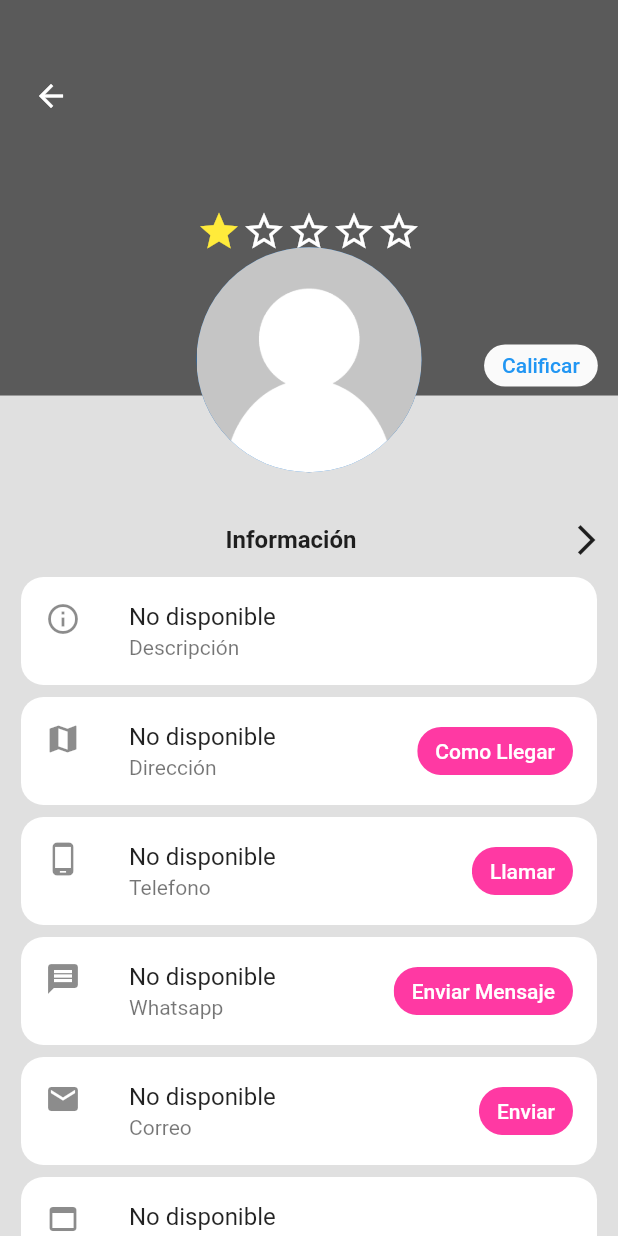
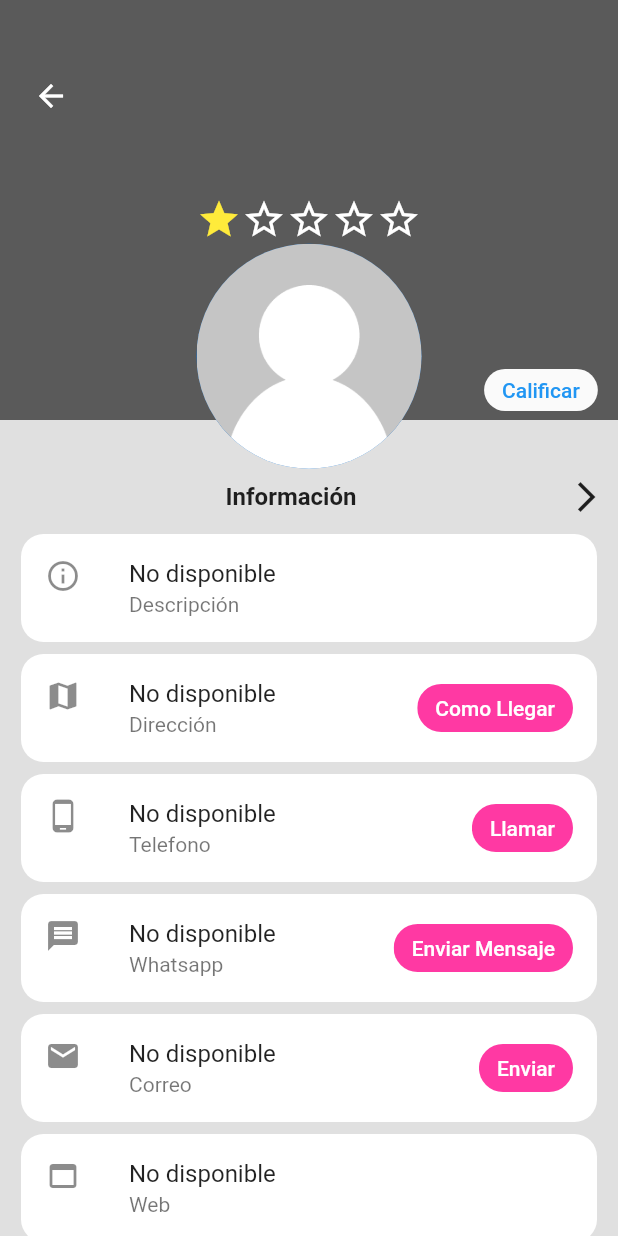
Before and after one commit to Alcaldia-Acacias/AppYocomproAcacias, a Flutter app: the PerfilEmpresaPage screen opened directly with empty values, on a phone screen of 412 x 824 dp. Run offline on Flutter 3.47's test engine with Material 2 defaults, Android fonts, the phone set to English and light mode, and no system bars; our stand-ins replace animate_do, cached_network_image, curved_navigation_bar, dio, get; network calls fail.

Commit message:
v 0.0.1 (ajustar interfaz)

```diff
--- a/lib/src/componetes/categorias/views/categorias.view.dart
+++ b/lib/src/componetes/categorias/views/categorias.view.dart
@@ -18,7 +18,7 @@
                            elevation : 0,
                            ),
                    body  : Padding(
-                     padding: const EdgeInsets.symmetric(horizontal: 20,vertical:40),
+                     padding: const EdgeInsets.symmetric(horizontal: 20,vertical:20),
                      child: Table(
                              //border: TableBorder.all(),
                              children: [
--- a/lib/src/componetes/categorias/widgets/categoriaCard.widget.dart
+++ b/lib/src/componetes/categorias/widgets/categoriaCard.widget.dart
@@ -23,13 +23,13 @@
                                                   Text(titulo,
                                                   style:TextStyle(
                                                         fontWeight : FontWeight.bold,
-                                                        fontSize   : 16
+                                                        fontSize   : 13
                                                   )
                                                   ),
                                                   SizedBox(height: 10),
                                                   Image.asset(imagen,
-                                                  height : 100,
-                                                  width  : 100,
+                                                  height : 80,
+                                                  width  : 80,
                                                   )
                                         ],
                               ),
--- a/lib/src/componetes/empresas/views/perfil.empresa.view.dart
+++ b/lib/src/componetes/empresas/views/perfil.empresa.view.dart
@@ -39,7 +39,7 @@
                                    body : Column(
                                           children: <Widget>[
                                                     _header(),
-                                                    SizedBox(height:75),
+                                                    SizedBox(height:30),
                                                     _titulo(state.titulo,state.pagina),
                                                     Expanded(
                                                     child: PageView(
@@ -67,7 +67,7 @@
 
  Widget _header() {
      return  SizedBox(
-             height : Get.height * 0.32,
+             height : 280,
              width  : Get.width,
              child  : Stack(
                       overflow : Overflow.visible,
@@ -98,7 +98,7 @@
                                 ),
                                 ),
                                 Align(
-                                alignment: Alignment(0.0,-0.1),
+                                alignment: Alignment(0.0,-0.2),
                                 child: Text(empresa.nombre,
                                             style : TextStyle(
                                                     color      : Colors.white,
@@ -108,7 +108,7 @@
                                            ),
                                 ),
                                 Align(
-                                alignment: Alignment(0.0,0.2),
+                                alignment: Alignment(0.0,0.05),
                                 child: CalificacionWidget()
                                 ),
                                 Align(
@@ -124,7 +124,7 @@
                                        )
                                 ),
                                 Align(
-                                alignment : Alignment(0.0, 1.9),
+                                alignment : Alignment(0.0, 1.5),
                                 child     : CircleAvatar(
                                             radius          : 75,
                                             backgroundImage : empresa.urlLogo == ''
```
